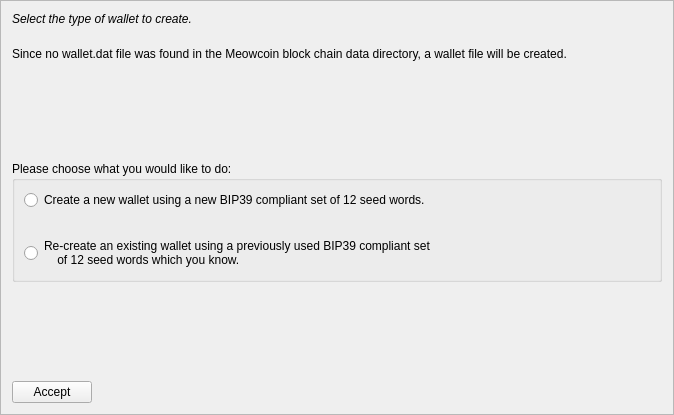
First picture: the form in src/qt/forms/mnemonicdialog1.ui, repository cdonnachie/Slimecoin, before the edit.
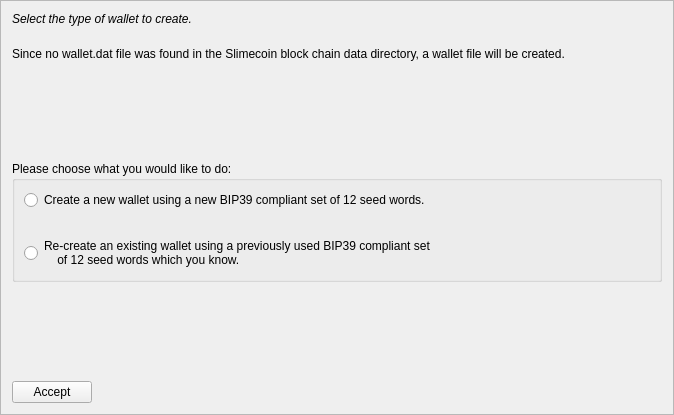
Second picture: the form after the edit.

Commit message: Fork to Slimecoin

Diff of the .ui file:
```diff
--- a/src/qt/forms/mnemonicdialog1.ui
+++ b/src/qt/forms/mnemonicdialog1.ui
@@ -52,7 +52,7 @@
    <item>
     <widget class="QLabel" name="wallettypeLabel">
      <property name="text">
-      <string>Since no wallet.dat file was found in the Meowcoin block chain data directory, a wallet file will be created.</string>
+      <string>Since no wallet.dat file was found in the Slimecoin block chain data directory, a wallet file will be created.</string>
      </property>
      <property name="wordWrap">
       <bool>true</bool>
```
The commit also changes 947 other files.
